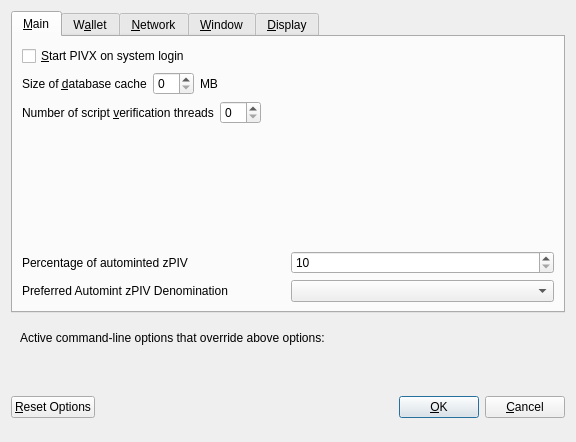
First picture: the form in src/qt/forms/optionsdialog.ui, repository blocknetdx/blocknet, before the edit.
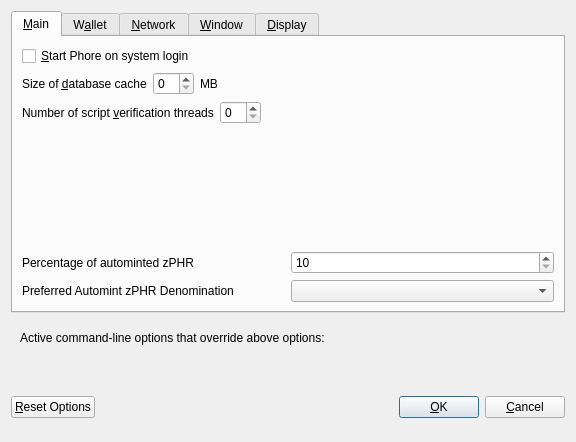
Second picture: the form after the edit. Custom widgets are drawn as their Qt base class.

Commit message: Fork PIVX to Phore

Diff of the .ui file:
```diff
--- a/src/qt/forms/optionsdialog.ui
+++ b/src/qt/forms/optionsdialog.ui
@@ -33,7 +33,7 @@
           <string>Automatically start PIVX after logging in to the system.</string>
          </property>
          <property name="text">
-          <string>&amp;Start PIVX on system login</string>
+          <string>&amp;Start Phore on system login</string>
          </property>
         </widget>
        </item>
@@ -138,7 +138,7 @@
             <string>Percentage of incoming PIV which get automatically converted to zPIV via Zerocoin Protocol (min: 10%)</string>
            </property>
            <property name="text">
-            <string>Percentage of autominted zPIV</string>
+            <string>Percentage of autominted zPHR</string>
            </property>
           </widget>
          </item>
@@ -171,7 +171,7 @@
             <string>Wait with automatic conversion to Zerocoin until enough PIV for this denomination is available</string>
            </property>
            <property name="text">
-            <string>Preferred Automint zPIV Denomination</string>
+            <string>Preferred Automint zPHR Denomination</string>
            </property>
           </widget>
          </item>
```
Left out of the diff: 16 changed lines with no effect on the pictures. The commit also changes 583 other files.
